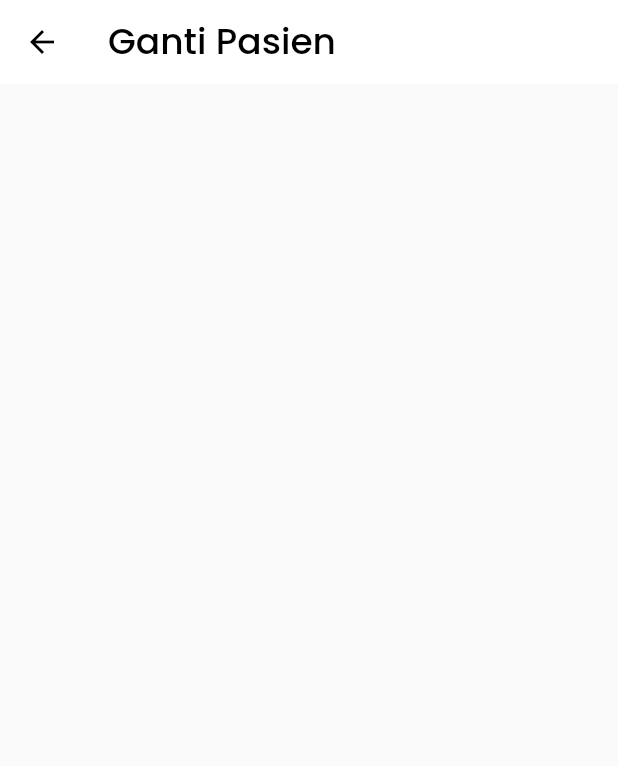
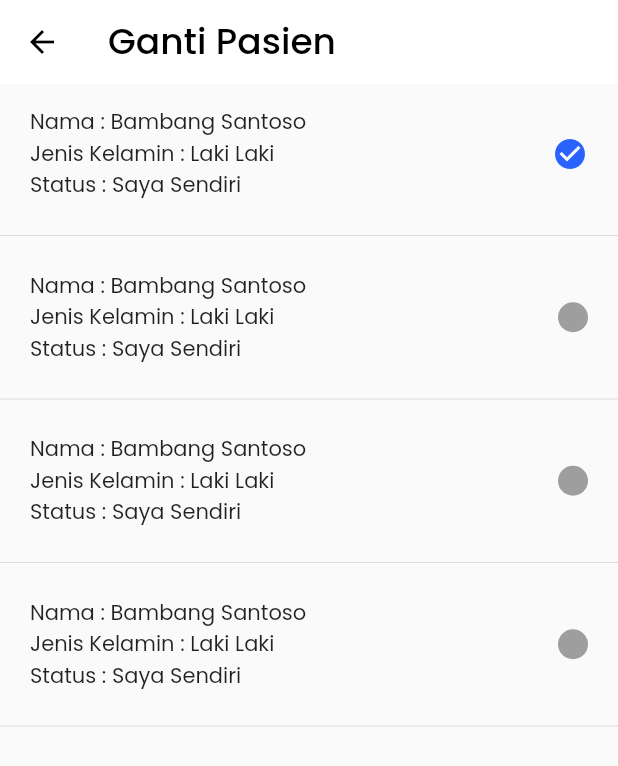
Before and after one commit to elhazent/SMKDEV, a Flutter app: the ChangePasiesnPage screen opened directly, on a phone screen of 412 x 824 dp. Shown: the top 766 px of the screen. Run offline on Flutter 3.47's test engine with Material 2 defaults, Android fonts, the phone set to English and light mode, and no system bars; our stand-ins replace firebase_core, firebase_storage, flushbar, flutter_speed_dial, flutter_svg, google_maps_flutter and 3 more; missing offline and left inert: carousel_widget; accounts and stored records are empty; network calls fail.

Commit message:
progress change pasient

```diff
--- a/lib/feature/main/booking/bookingconfirm/booking-confirm-page.dart
+++ b/lib/feature/main/booking/bookingconfirm/booking-confirm-page.dart
@@ -156,7 +156,7 @@ class _BookingConfirmPageState extends BaseState<BookingConfirmPage,BookingConfi
                         mainAxisAlignment: MainAxisAlignment.spaceBetween,
                         children: [
                           Text(
-                            "Booking Untuk",
+                            "Booking Tanggal",
                             style: TextStyle(
                               fontFamily: DefaultFont.PoppinsFont,
                               fontWeight: FontWeight.bold,
--- a/lib/feature/main/booking/changepasiesn/change-pasiesn-page.dart
+++ b/lib/feature/main/booking/changepasiesn/change-pasiesn-page.dart
@@ -10,6 +10,7 @@ class ChangePasiesnPage extends BaseStatefulWidget {
 }
 
 class _ChangePasiesnPageState extends BaseState<ChangePasiesnPage,ChangePasiesnPresenter> implements ChangePasiesnContract {
+  List<bool> pasiensnCheck = [];
   @override
   Widget build(BuildContext context) {
     return SafeArea(
@@ -29,6 +30,79 @@ class _ChangePasiesnPageState extends BaseState<ChangePasiesnPage,ChangePasiesnP
               color: Colors.black
           ),
         ),
+        body: Container(
+          child: ListView.builder(
+            itemCount: 4,
+            itemBuilder: (context,position){
+              pasiensnCheck.add(false);
+              pasiensnCheck[0] = true;
+              return InkWell(
+                onTap: (){
+                  setState(() {
+                    if (position == 0){
+                      pasiensnCheck[0] = true;
+                      pasiensnCheck[position] = false;
+                      print(pasiensnCheck[0]);
+                      print(pasiensnCheck[1]);
+                    } else {
+                      pasiensnCheck[position] = false;
+                      pasiensnCheck[position] = true;
+                      print(pasiensnCheck[0]);
+                      print(pasiensnCheck[1]);
+                    }
+                  });
+                },
+                child: Column(
+                  children: [
+                    Container(
+                      padding: EdgeInsets.symmetric(horizontal: 20,vertical: 15),
+                      child: Row(
+                        mainAxisAlignment: MainAxisAlignment.spaceBetween,
+                        children: [
+                          Column(
+                            crossAxisAlignment: CrossAxisAlignment.start,
+                            children: [
+                              Text(
+                                "Nama : Bambang Santoso",
+                                style: TextStyle(
+                                  fontFamily: DefaultFont.PoppinsFont,
+                                ),
+                              ),
+                              Text(
+                                "Jenis Kelamin : Laki Laki",
+                                style: TextStyle(
+                                  fontFamily: DefaultFont.PoppinsFont,
+                                ),
+                              ),
+                              Text(
+                                "Status : Saya Sendiri",
+                                style: TextStyle(
+                                  fontFamily: DefaultFont.PoppinsFont,
+                                ),
+                              ),
+                            ],
+                          ),
+                          pasiensnCheck[position]?Icon(
+                            Icons.check_circle,
+                            color: DefaultColor.primaryColor,
+                          ):Container(
+                            height: 20,
+                            width: 20,
+                            decoration: BoxDecoration(
+                              color: Colors.grey,
+                              shape: BoxShape.circle
+                            ),
+                          )
+                        ],
+                      ),
+                    ),
+                    Divider()
+                  ],
+                ),
+              );
+            },
+          ),
+        ),
       ),
     );
   }
--- a/lib/feature/main/main-page.dart
+++ b/lib/feature/main/main-page.dart
@@ -253,7 +253,7 @@ class _MainPageState extends BaseState<MainPage, MainPresenter>
                     label: Text(
                         "Feedback"
                     ),
-                    heroTag: 2,
+                    heroTag: 3,
                     onPressed: (){}
                 ),
               ],
```
Also changed, not shown: lib/feature/main/booking/bookingdetail/booking-detail-page.dart (+7 -6 lines).
